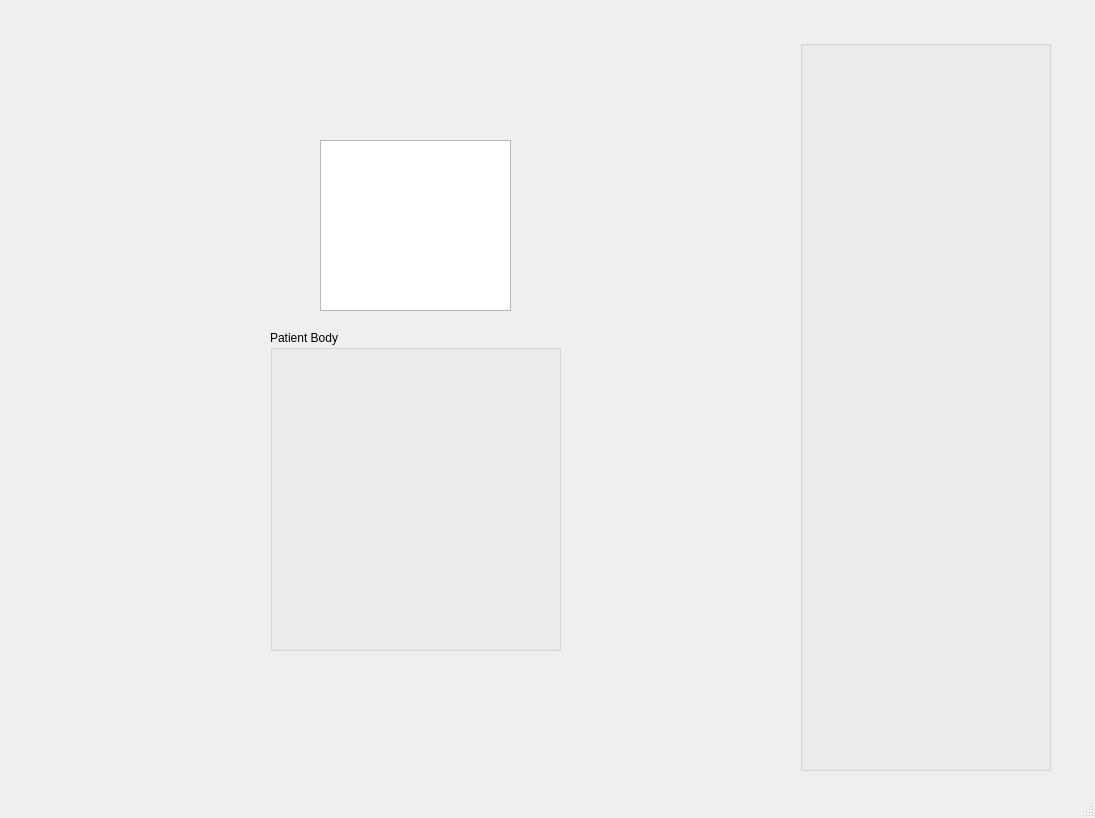
Old version of the form mainwindow.ui in the repository Entropy675/AED_Plus.
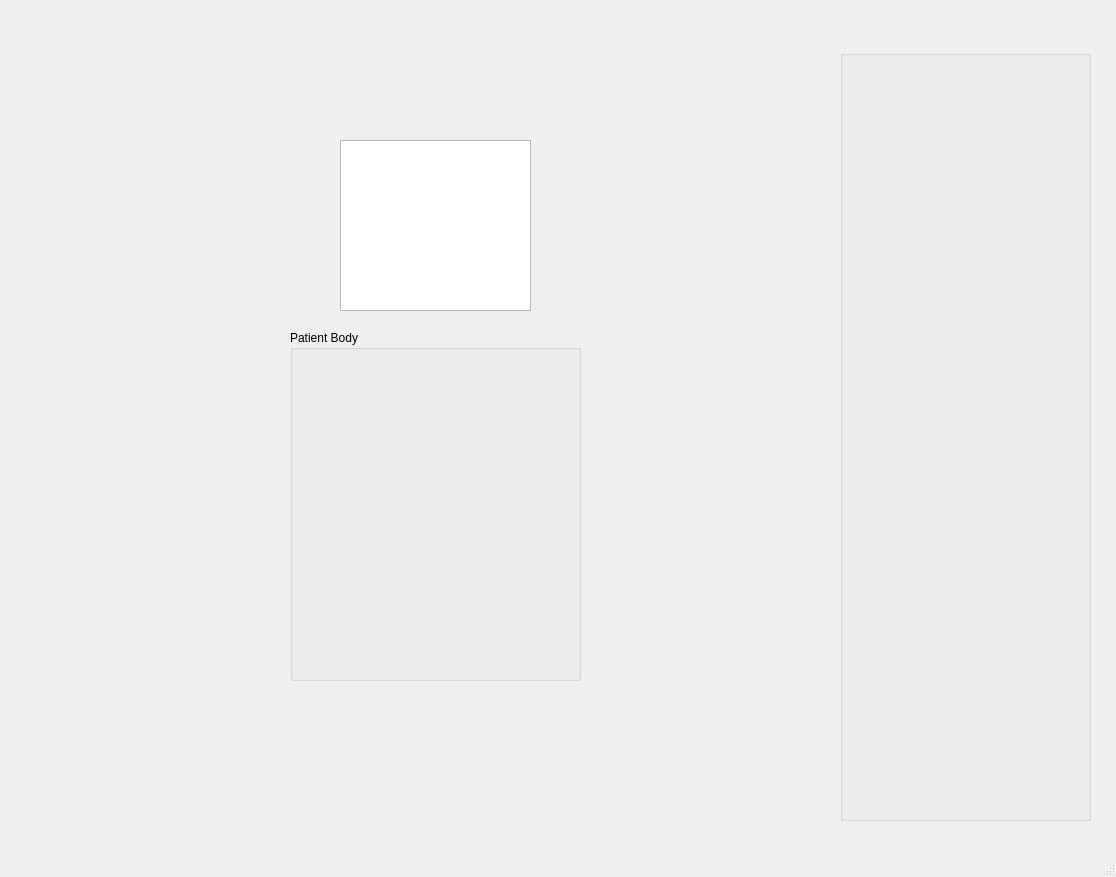
New version of the form.

Commit message: Added primative animation

```diff
--- a/mainwindow.ui
+++ b/mainwindow.ui
@@ -6,8 +6,8 @@
    <rect>
     <x>0</x>
     <y>0</y>
-    <width>1095</width>
-    <height>818</height>
+    <width>1116</width>
+    <height>877</height>
    </rect>
   </property>
   <property name="windowTitle">
@@ -17,7 +17,7 @@
    <widget class="QGraphicsView" name="HeartRateView">
     <property name="geometry">
      <rect>
-      <x>320</x>
+      <x>340</x>
       <y>140</y>
       <width>191</width>
       <height>171</height>
@@ -27,10 +27,10 @@
    <widget class="QGroupBox" name="outputTextGroupBox">
     <property name="geometry">
      <rect>
-      <x>800</x>
-      <y>40</y>
+      <x>840</x>
+      <y>50</y>
       <width>251</width>
-      <height>731</height>
+      <height>771</height>
      </rect>
     </property>
     <property name="title">
@@ -40,10 +40,10 @@
    <widget class="QGroupBox" name="patientBodyBox">
     <property name="geometry">
      <rect>
-      <x>270</x>
+      <x>290</x>
       <y>330</y>
       <width>291</width>
-      <height>321</height>
+      <height>351</height>
      </rect>
     </property>
     <property name="title">
```
Left out of the diff: 2 changed lines with no effect on the pictures. The commit also changes 2 other files.
